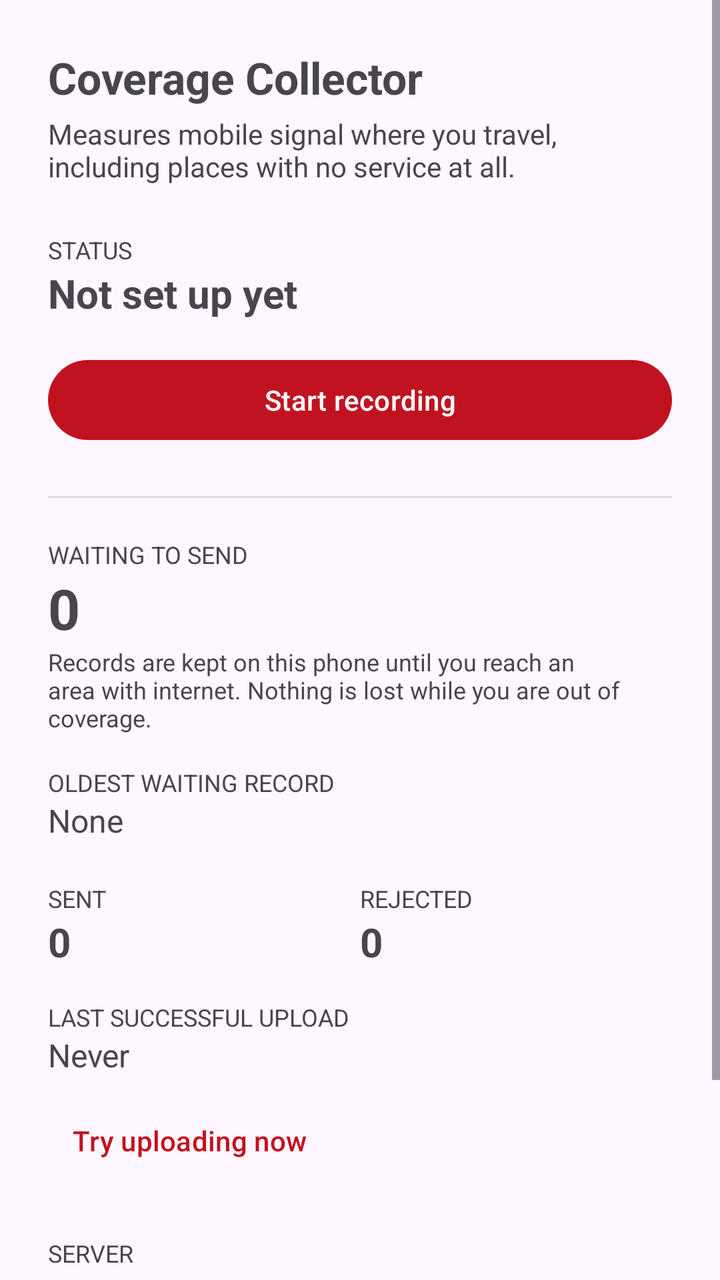
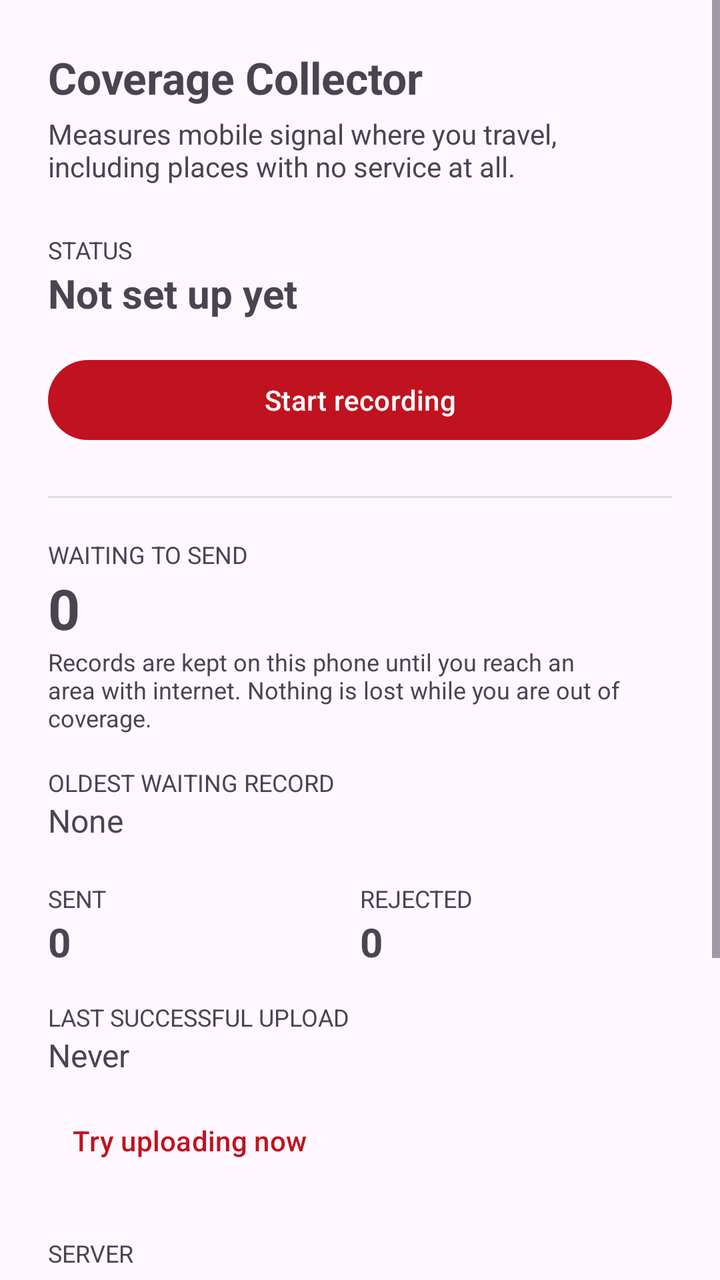

Two renders of the same Android screen: before a commit and after it. Below are the layout's source before the change and the commit's diff.
<!-- AndroidManifest.xml: application theme Theme.Collector -->
<!-- res/layout/activity_main.xml -->
<?xml version="1.0" encoding="utf-8"?>
<ScrollView xmlns:android="http://schemas.android.com/apk/res/android"
    android:layout_width="match_parent"
    android:layout_height="match_parent"
    android:fillViewport="true">

    <LinearLayout
        android:layout_width="match_parent"
        android:layout_height="wrap_content"
        android:orientation="vertical"
        android:padding="24dp">

        <TextView
            android:layout_width="match_parent"
            android:layout_height="wrap_content"
            android:text="@string/app_name"
            android:textSize="22sp"
            android:textStyle="bold" />

        <TextView
            android:layout_width="match_parent"
            android:layout_height="wrap_content"
            android:layout_marginTop="4dp"
            android:text="@string/app_tagline"
            android:textSize="14sp" />

        <TextView
            android:id="@+id/permissionWarning"
            android:layout_width="match_parent"
            android:layout_height="wrap_content"
            android:layout_marginTop="16dp"
            android:background="#FFF7E6"
            android:padding="12dp"
            android:text="@string/warning_permissions"
            android:textColor="#6B4E00"
            android:textSize="13sp"
            android:visibility="gone" />

        <TextView
            android:layout_width="match_parent"
            android:layout_height="wrap_content"
            android:layout_marginTop="24dp"
            android:text="@string/label_status"
            android:textSize="12sp"
            android:textAllCaps="true" />

        <TextView
            android:id="@+id/statusValue"
            android:layout_width="match_parent"
            android:layout_height="wrap_content"
            android:text="@string/status_not_enrolled"
            android:textSize="20sp"
            android:textStyle="bold" />

        <Button
            android:id="@+id/toggleButton"
            android:layout_width="match_parent"
            android:layout_height="wrap_content"
            android:layout_marginTop="16dp"
            android:text="@string/action_start" />

        <View
            android:layout_width="match_parent"
            android:layout_height="1dp"
            android:layout_marginTop="24dp"
            android:background="#DDDDDD" />

        <TextView
            android:layout_width="match_parent"
            android:layout_height="wrap_content"
            android:layout_marginTop="20dp"
            android:text="@string/label_queued"
            android:textSize="12sp"
            android:textAllCaps="true" />

        <TextView
            android:id="@+id/queuedValue"
            android:layout_width="match_parent"
            android:layout_height="wrap_content"
            android:text="0"
            android:textSize="28sp"
            android:textStyle="bold" />

        <TextView
            android:layout_width="match_parent"
            android:layout_height="wrap_content"
            android:text="@string/hint_queued"
            android:textSize="12sp" />

        <TextView
            android:layout_width="match_parent"
            android:layout_height="wrap_content"
            android:layout_marginTop="16dp"
            android:text="@string/label_oldest"
            android:textSize="12sp"
            android:textAllCaps="true" />

        <TextView
            android:id="@+id/oldestValue"
            android:layout_width="match_parent"
            android:layout_height="wrap_content"
            android:text="@string/none"
            android:textSize="16sp" />

        <LinearLayout
            android:layout_width="match_parent"
            android:layout_height="wrap_content"
            android:layout_marginTop="20dp"
            android:orientation="horizontal">

            <LinearLayout
                android:layout_width="0dp"
                android:layout_height="wrap_content"
                android:layout_weight="1"
                android:orientation="vertical">

                <TextView
                    android:layout_width="wrap_content"
                    android:layout_height="wrap_content"
                    android:text="@string/label_sent"
                    android:textSize="12sp"
                    android:textAllCaps="true" />

                <TextView
                    android:id="@+id/sentValue"
                    android:layout_width="wrap_content"
                    android:layout_height="wrap_content"
                    android:text="0"
                    android:textSize="20sp"
                    android:textStyle="bold" />
            </LinearLayout>

            <LinearLayout
                android:layout_width="0dp"
                android:layout_height="wrap_content"
                android:layout_weight="1"
                android:orientation="vertical">

                <TextView
                    android:layout_width="wrap_content"
                    android:layout_height="wrap_content"
                    android:text="@string/label_rejected"
                    android:textSize="12sp"
                    android:textAllCaps="true" />

                <TextView
                    android:id="@+id/rejectedValue"
                    android:layout_width="wrap_content"
                    android:layout_height="wrap_content"
                    android:text="0"
                    android:textSize="20sp"
                    android:textStyle="bold" />
            </LinearLayout>
        </LinearLayout>

        <TextView
            android:layout_width="match_parent"
            android:layout_height="wrap_content"
            android:layout_marginTop="16dp"
            android:text="@string/label_last_upload"
            android:textSize="12sp"
            android:textAllCaps="true" />

        <TextView
            android:id="@+id/lastUploadValue"
            android:layout_width="match_parent"
            android:layout_height="wrap_content"
            android:text="@string/never"
            android:textSize="16sp" />

        <Button
            android:id="@+id/uploadButton"
            style="?attr/borderlessButtonStyle"
            android:layout_width="wrap_content"
            android:layout_height="wrap_content"
            android:layout_marginTop="8dp"
            android:text="@string/action_upload_now" />

        <TextView
            android:layout_width="match_parent"
            android:layout_height="wrap_content"
            android:layout_marginTop="24dp"
            android:text="@string/label_server"
            android:textSize="12sp"
            android:textAllCaps="true" />

        <TextView
            android:id="@+id/serverValue"
            android:layout_width="match_parent"
            android:layout_height="wrap_content"
            android:textSize="13sp" />

        <TextView
            android:layout_width="match_parent"
            android:layout_height="wrap_content"
            android:layout_marginTop="24dp"
            android:text="@string/privacy_note"
            android:textSize="12sp" />

    </LinearLayout>
</ScrollView>
<!-- resources referenced by this layout -->
<resources>
  <string name="action_start">Start recording</string>
  <string name="action_upload_now">Try uploading now</string>
  <string name="app_name">Coverage Collector</string>
  <string name="app_tagline">Measures mobile signal where you travel, including places with no service at all.</string>
  <string name="hint_queued">Records are kept on this phone until you reach an area with internet. Nothing is lost while you are out of coverage.</string>
  <string name="label_last_upload">Last successful upload</string>
  <string name="label_oldest">Oldest waiting record</string>
  <string name="label_queued">Waiting to send</string>
  <string name="label_rejected">Rejected</string>
  <string name="label_sent">Sent</string>
  <string name="label_server">Server</string>
  <string name="label_status">Status</string>
  <string name="never">Never</string>
  <string name="none">None</string>
  <string name="privacy_note">This app records signal strength and position only. It does not collect your phone number, contacts, or any account. Positions are combined into map areas before anyone sees them.</string>
  <string name="status_not_enrolled">Not set up yet</string>
  <string name="warning_permissions">Location permission is not fully granted. Without it the phone cannot read signal strength, and recording will stop when the screen turns off.</string>
  <style name="Theme.Collector" parent="Theme.Material3.DayNight">
          <item name="colorPrimary">@color/primary</item>
          <item name="colorOnPrimary">@color/on_primary</item>
      </style>
  <color name="primary">#C1121F</color>
  <color name="on_primary">#FFFFFF</color>
</resources>

<!-- the commit's change to res/layout/activity_main.xml (unified diff, before → after) -->
@@ -184,11 +184,28 @@
             android:textSize="12sp"
             android:textAllCaps="true" />
 
-        <TextView
+        <EditText
             android:id="@+id/serverValue"
             android:layout_width="match_parent"
             android:layout_height="wrap_content"
-            android:textSize="13sp" />
+            android:hint="@string/hint_server"
+            android:importantForAutofill="no"
+            android:inputType="textUri"
+            android:maxLines="1"
+            android:textSize="14sp" />
+
+        <Button
+            android:id="@+id/saveServerButton"
+            style="?attr/borderlessButtonStyle"
+            android:layout_width="wrap_content"
+            android:layout_height="wrap_content"
+            android:text="@string/action_save_server" />
+
+        <TextView
+            android:layout_width="match_parent"
+            android:layout_height="wrap_content"
+            android:text="@string/hint_server_help"
+            android:textSize="12sp" />
 
         <TextView
             android:layout_width="match_parent"
<!-- resource entries referenced after the edit -->
@@ -1,10 +1,13 @@
 <!-- resources referenced by this layout -->
 <resources>
+  <string name="action_save_server">Save server address</string>
   <string name="action_start">Start recording</string>
   <string name="action_upload_now">Try uploading now</string>
   <string name="app_name">Coverage Collector</string>
   <string name="app_tagline">Measures mobile signal where you travel, including places with no service at all.</string>
   <string name="hint_queued">Records are kept on this phone until you reach an area with internet. Nothing is lost while you are out of coverage.</string>
+  <string name="hint_server">https://example.com</string>
+  <string name="hint_server_help">Change this if the server moves. The address must start with http:// or https://, with no path after the host.</string>
   <string name="label_last_upload">Last successful upload</string>
   <string name="label_oldest">Oldest waiting record</string>
   <string name="label_queued">Waiting to send</string>
